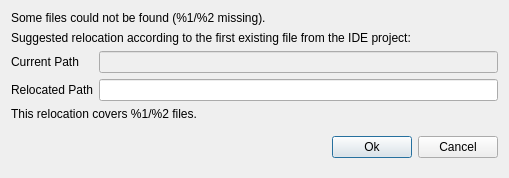
Above: src/file/gprimporter.ui from GAMS-dev/studio before the change. Below: the same form after it.
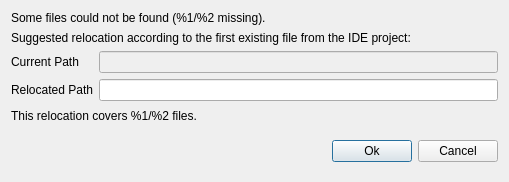
That is the form after the change.

Commit message: Fixed tab order for all ui elements, except gdx

```diff
--- a/src/file/gprimporter.ui
+++ b/src/file/gprimporter.ui
@@ -7,7 +7,7 @@
     <x>0</x>
     <y>0</y>
     <width>509</width>
-    <height>176</height>
+    <height>182</height>
    </rect>
   </property>
   <property name="windowTitle">
```
Left out of the diff: 6 changed lines with no effect on the pictures. The commit also changes 7 other files.
